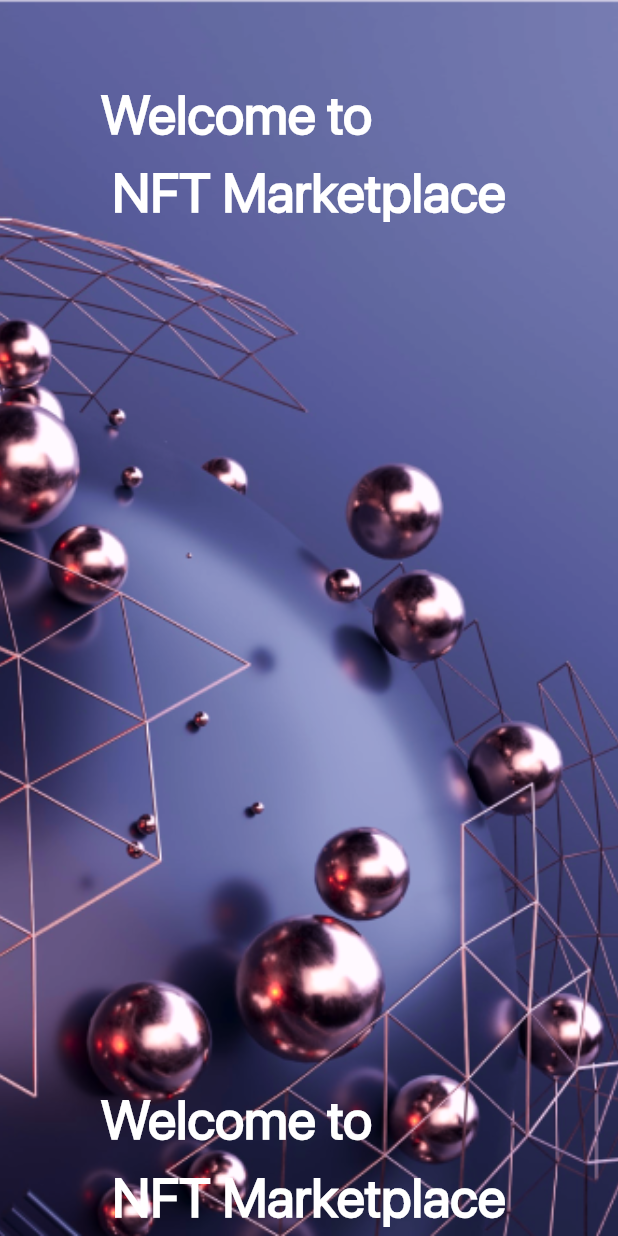
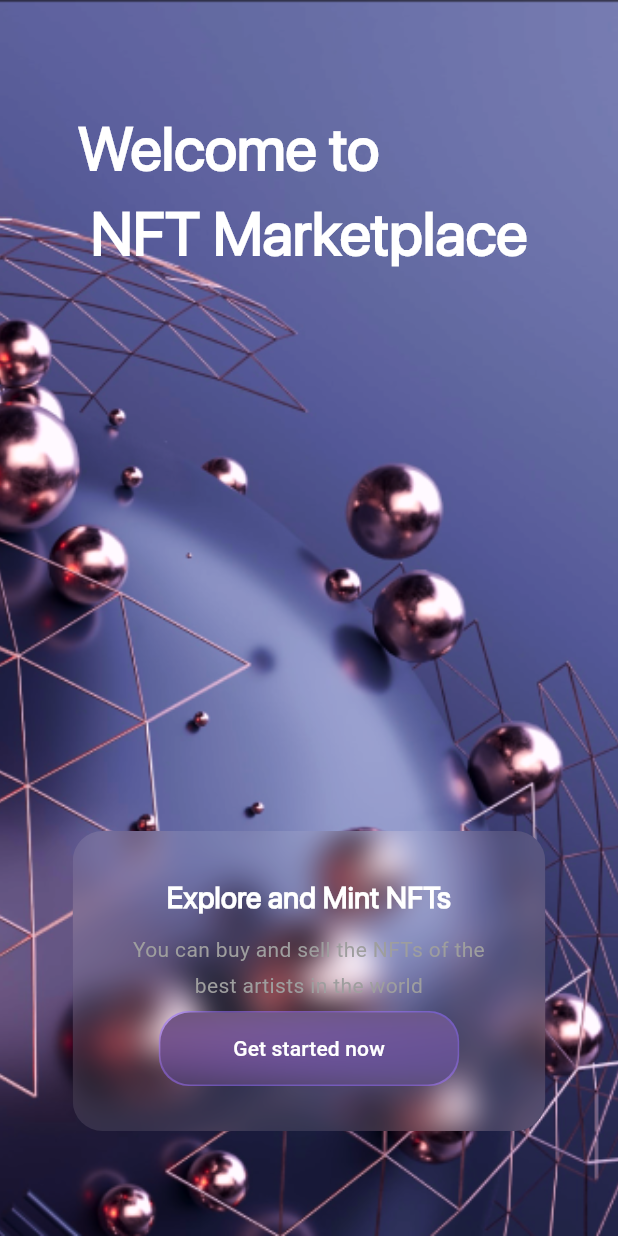
Before and after one commit to youssefyasser2/mini_nft_marketplace, a Flutter app: the screen it shows after launch, on a phone screen of 412 x 824 dp. Run offline on Flutter 3.47's test engine with Material 3 defaults, Android fonts, the phone set to English and light mode, and no system bars.

Commit message:
design all pages

```diff
--- a/lib/app/myApp.dart
+++ b/lib/app/myApp.dart
@@ -7,6 +7,8 @@ class myApp extends StatelessWidget {
   @override
   Widget build(BuildContext context) {
     return MaterialApp(
+      debugShowCheckedModeBanner: false,
+      theme: ThemeData.dark(),
       routes: RouteManagers.routes,
       initialRoute: RouteName.konBoardingPage,
     );
--- a/lib/core/resources/font_manager.dart
+++ b/lib/core/resources/font_manager.dart
@@ -13,5 +13,5 @@ class FontSize {
   static const double size19_82 = 19.82;
 
   static const double size25_23 = 25.23;
-  static const double size36_04 = 36.04;
+  static const double size36_04 = 40.04;
 }
--- a/lib/core/resources/route_managers.dart
+++ b/lib/core/resources/route_managers.dart
@@ -1,5 +1,5 @@
 import 'package:flutter/material.dart';
-import 'package:mini_nft_marketplace/features/onBoarding/on_boarding_page.dart';
+import 'package:mini_nft_marketplace/features/onBoarding/screens/on_boarding_page.dart';
 
 class RouteManagers {
   static Map<String, WidgetBuilder> routes = {
--- /dev/null
+++ b/lib/core/resources/sixze_manager.dart
@@ -0,0 +1,37 @@
+class HeightValue {
+  static const double h0 = 0;
+  static const double h1 = 1;
+  static const double h2 = 2;
+  static const double h3 = 3;
+  static const double h4 = 4;
+  static const double h5 = 5;
+  static const double h6 = 6;
+  static const double h7 = 7;
+  static const double h8 = 8;
+  static const double h9 = 9;
+  static const double h10 = 10;
+  static const double h11 = 11;
+  static const double h12 = 12;
+  static const double h13 = 13;
+  static const double h14 = 14;
+  static const double h15 = 15;
+  static const double h16 = 16;
+  static const double h17 = 17;
+  static const double h18 = 18;
+  static const double h19 = 19;
+  static const double h70 = 70;
+  static const double h200 = 200;
+}
+
+class BluerValue {
+  static const double b10 = 10;
+  static const double b100 = 100;
+}
+
+class WidthValue {
+  static const double w0 = 0;
+  static const double w1 = 1;
+  static const double w2 = 2;
+  static const double w200 = 200.2;
+  static const double w315 = 315;
+}
--- a/lib/core/resources/strings_manager.dart
+++ b/lib/core/resources/strings_manager.dart
@@ -1,11 +1,15 @@
 class StringsManager {
   static const String titlePage = '''Welcome to\n NFT Marketplace ''';
-  static const String kAppName = "Mini NFT Marketplace";
-  static const String kEmailHint = "Email";
-  static const String kPasswordHint = "Password";
-  static const String kLogin = "Login";
-  static const String kRegister = "Register";
-  static const String kForgetPassword = "Forget Password";
-  static const String kForgetPasswordDesc =
-      "Enter your email address to reset your password";
+  static const String onBoardingCardTitle = "Explore and Mint NFTs";
+  static const String onBoardingCardDescription =
+      "You can buy and sell the NFTs of the best artists in the world";
+  static const String onBoardingCardButtonTitle = "Get started now";
+  static const String homePageTitle = "NFT Marketplace";
+  static const String homePageTrendingCollections = "Trending collections";
+  static const String homePageTopSeller = "Top seller";
+  static const String homePageStats = "Stats";
+  static const String homePageRanking = "Ranking";
+  static const String homePageActivity = "Activity";
+  static const String homePageAllChains = "All Chains";
+  static const String homePageAllCategories = "All categories";
 }
--- a/lib/features/onBoarding/on_boarding_page.dart
+++ /dev/null
@@ -1,59 +0,0 @@
-import 'package:flutter/material.dart';
-import 'package:mini_nft_marketplace/core/resources/asset_image_manager.dart';
-import 'package:mini_nft_marketplace/core/resources/color_manager.dart';
-import 'package:mini_nft_marketplace/core/resources/font_manager.dart';
-import 'package:mini_nft_marketplace/core/resources/strings_manager.dart';
-
-class OnBoardingPage extends StatelessWidget {
-  const OnBoardingPage({super.key});
-
-  @override
-  Widget build(BuildContext context) {
-    return const Scaffold(
-      body: SafeArea(
-        child: Stack(
-          children: [
-            Image(
-              width: double.infinity,
-              height: double.infinity,
-              fit: BoxFit.cover,
-              image: AssetImage(AssetImageManager.onBoardingBackground),
-            ),
-            SizedBox(
-              width: double.infinity,
-              // color: ColorManager.pureWhite.withOpacity(0.7),
-              child: Column(
-                mainAxisAlignment: MainAxisAlignment.center,
-                crossAxisAlignment: CrossAxisAlignment.center,
-                children: [
-                  SizedBox(height: 50),
-                  Text(
-                    StringsManager.titlePage,
-                    textAlign: TextAlign.start,
-                    style: TextStyle(
-                      fontSize: FontSize.size36_04,
-                      fontWeight: FontWeight.bold,
-                      fontFamily: FontManager.sfProDisplay,
-                      color: ColorManager.pureWhite,
-                    ),
-                  ),
-                  Spacer(),
-                  Text(
-                    StringsManager.titlePage,
-                    textAlign: TextAlign.start,
-                    style: TextStyle(
-                      fontSize: FontSize.size36_04,
-                      fontWeight: FontWeight.bold,
-                      fontFamily: FontManager.sfProDisplay,
-                      color: ColorManager.pureWhite,
-                    ),
-                  ),
-                ],
-              ),
-            ),
-          ],
-        ),
-      ),
-    );
-  }
-}
--- /dev/null
+++ b/lib/features/onBoarding/screens/on_boarding_page.dart
@@ -0,0 +1,21 @@
+import 'package:flutter/material.dart';
+import 'package:mini_nft_marketplace/features/onBoarding/widgets/custom_background_image.dart';
+import 'package:mini_nft_marketplace/features/onBoarding/widgets/custom_component.dart';
+
+class OnBoardingPage extends StatelessWidget {
+  const OnBoardingPage({super.key});
+
+  @override
+  Widget build(BuildContext context) {
+    return const Scaffold(
+      body: SafeArea(
+        child: Stack(
+          children: [
+            custom_background_image(),
+            custom_component_onboardingPage(),
+          ],
+        ),
+      ),
+    );
+  }
+}
--- /dev/null
+++ b/lib/features/onBoarding/widgets/custom_background_image.dart
@@ -0,0 +1,16 @@
+import 'package:flutter/material.dart';
+import 'package:mini_nft_marketplace/core/resources/asset_image_manager.dart';
+
+class custom_background_image extends StatelessWidget {
+  const custom_background_image({super.key});
+
+  @override
+  Widget build(BuildContext context) {
+    return const Image(
+      width: double.infinity,
+      height: double.infinity,
+      fit: BoxFit.cover,
+      image: AssetImage(AssetImageManager.onBoardingBackground),
+    );
+  }
+}
--- /dev/null
+++ b/lib/features/onBoarding/widgets/custom_card.dart
@@ -0,0 +1,74 @@
+import 'dart:ui';
+
+import 'package:flutter/material.dart';
+import 'package:mini_nft_marketplace/core/resources/color_manager.dart';
+import 'package:mini_nft_marketplace/core/resources/font_manager.dart';
+import 'package:mini_nft_marketplace/core/resources/sixze_manager.dart';
+import 'package:mini_nft_marketplace/core/resources/strings_manager.dart';
+
+class CustomCard extends StatelessWidget {
+  const CustomCard({super.key});
+
+  @override
+  Widget build(BuildContext context) {
+    return ClipRRect(
+        borderRadius: BorderRadius.circular(20),
+        child: BackdropFilter(
+          filter:
+              ImageFilter.blur(sigmaX: BluerValue.b10, sigmaY: BluerValue.b10),
+          child: Container(
+            alignment: Alignment.center,
+            padding: const EdgeInsets.all(30),
+            height: HeightValue.h200,
+            width: WidthValue.w315,
+            color: ColorManager.pureWhite.withOpacity(.1),
+            child: Column(
+              children: [
+                const Text(StringsManager.onBoardingCardTitle,
+                    textAlign: TextAlign.center,
+                    style: TextStyle(
+                        fontSize: FontSize.size19_82,
+                        fontWeight: FontWeight.bold,
+                        color: ColorManager.pureWhite,
+                        fontFamily: FontManager.sfProDisplay)),
+                const SizedBox(
+                  height: HeightValue.h9,
+                ),
+                const Text(
+                  StringsManager.onBoardingCardDescription,
+                  style:
+                      TextStyle(height: 1.7, color: ColorManager.neutralGrey),
+                  textAlign: TextAlign.center,
+                ),
+                const Spacer(),
+                const SizedBox(
+                  height: HeightValue.h4,
+                ),
+                Container(
+                  width: WidthValue.w200,
+                  decoration: BoxDecoration(
+                    color: ColorManager.richLavender.withOpacity(0.5),
+                    borderRadius: const BorderRadius.all(Radius.circular(20)),
+                    border: Border.all(
+                      color: ColorManager.richLavender.withOpacity(0.1),
+                    ),
+                  ),
+                  child: ClipRRect(
+                      borderRadius: BorderRadius.circular(20),
+                      child: BackdropFilter(
+                        filter: ImageFilter.blur(
+                            sigmaX: BluerValue.b100, sigmaY: BluerValue.b10),
+                        child: MaterialButton(
+                          onPressed: () {},
+                          child: const Text(
+                            StringsManager.onBoardingCardButtonTitle,
+                          ),
+                        ),
+                      )),
+                )
+              ],
+            ),
+          ),
+        ));
+  }
+}
--- /dev/null
+++ b/lib/features/onBoarding/widgets/custom_component.dart
@@ -0,0 +1,32 @@
+import 'package:flutter/material.dart';
+import 'package:mini_nft_marketplace/core/resources/sixze_manager.dart';
+import 'package:mini_nft_marketplace/features/onBoarding/widgets/custom_card.dart';
+import 'package:mini_nft_marketplace/features/onBoarding/widgets/title_page.dart';
+
+// ignore: camel_case_types
+class custom_component_onboardingPage extends StatelessWidget {
+  const custom_component_onboardingPage({super.key});
+
+  @override
+  Widget build(BuildContext context) {
+    return const SizedBox(
+      width: double.infinity,
+      // color: ColorManager.pureWhite.withOpacity(0.7),
+      child: Column(
+        mainAxisAlignment: MainAxisAlignment.center,
+        crossAxisAlignment: CrossAxisAlignment.center,
+        children: [
+          SizedBox(
+            height: HeightValue.h70,
+          ),
+          TitlePage(),
+          Spacer(),
+          CustomCard(),
+          SizedBox(
+            height: HeightValue.h70,
+          ),
+        ],
+      ),
+    );
+  }
+}
--- /dev/null
+++ b/lib/features/onBoarding/widgets/title_page.dart
@@ -0,0 +1,22 @@
+import 'package:flutter/material.dart';
+import 'package:mini_nft_marketplace/core/resources/color_manager.dart';
+import 'package:mini_nft_marketplace/core/resources/font_manager.dart';
+import 'package:mini_nft_marketplace/core/resources/strings_manager.dart';
+
+class TitlePage extends StatelessWidget {
+  const TitlePage({super.key});
+
+  @override
+  Widget build(BuildContext context) {
+    return const Text(
+      StringsManager.titlePage,
+      textAlign: TextAlign.start,
+      style: TextStyle(
+        fontSize: FontSize.size36_04,
+        fontWeight: FontWeight.bold,
+        fontFamily: FontManager.sfProDisplay,
+        color: ColorManager.pureWhite,
+      ),
+    );
+  }
+}
--- a/lib/main.dart
+++ b/lib/main.dart
@@ -3,4 +3,5 @@ import 'package:mini_nft_marketplace/app/myAPP.dart';
 
 void main() {
   runApp(const myApp());
+
 }
--- a/pubspec.yaml
+++ b/pubspec.yaml
@@ -58,7 +58,7 @@ flutter:
 
   # To add assets to your application, add an assets section, like this:
   assets:
-    - assets/images/
+    - assets/images/on_boarding_background.png
     # - images/a_dot_ham.jpeg
 
   # An image asset can refer to one or more resolution-specific "variants", see
```
